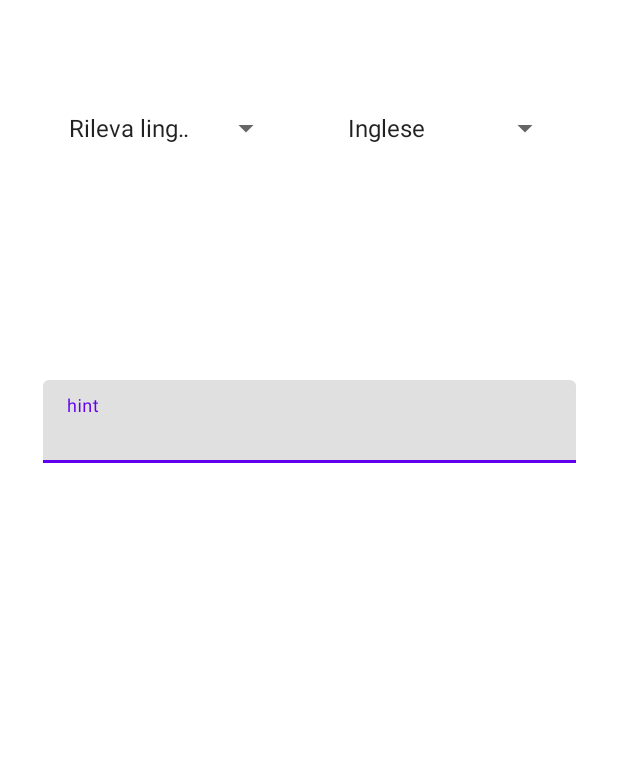
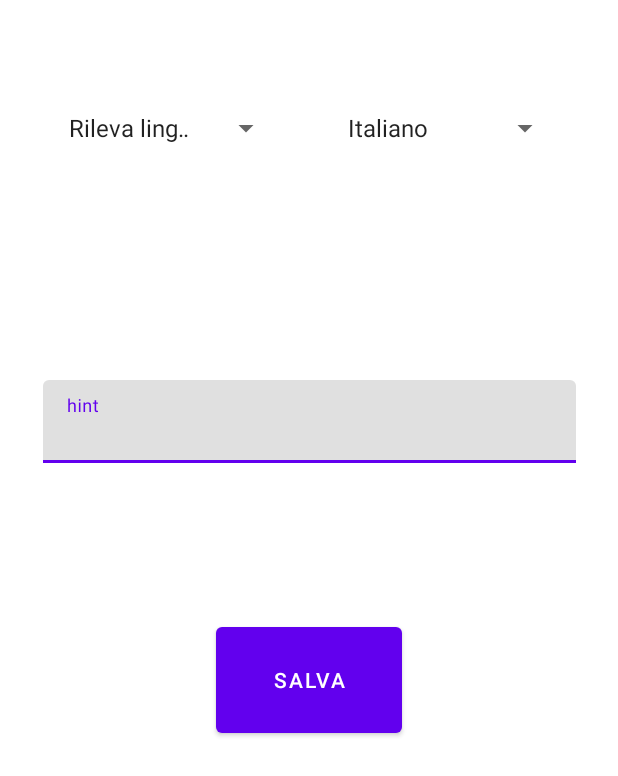
Before and after one commit to MereacreEugen01/Traduttore, an Android app: the Impostazioni screen opened directly, with no data from a screen before it, on a phone screen of 412 x 824 dp. Shown: the top 776 px of the screen. Run offline under Robolectric (Android 15) with nearby library versions, the phone set to English and light mode, and no system bars; network calls fail.

Commit message:
Inserimento logica delle impostazioni

```diff
--- a/app/src/main/java/com/example/traduttore/Impostazioni.java
+++ b/app/src/main/java/com/example/traduttore/Impostazioni.java
@@ -2,7 +2,14 @@ package com.example.traduttore;
 
 import androidx.appcompat.app.AppCompatActivity;
 
+import android.content.SharedPreferences;
 import android.os.Bundle;
+import android.util.Log;
+import android.view.View;
+import android.widget.EditText;
+import android.widget.Spinner;
+
+import java.net.MalformedURLException;
 
 public class Impostazioni extends AppCompatActivity {
 
@@ -10,5 +17,27 @@ public class Impostazioni extends AppCompatActivity {
     protected void onCreate(Bundle savedInstanceState) {
         super.onCreate(savedInstanceState);
         setContentView(R.layout.activity_impostazioni);
+
+        SharedPreferences s = getSharedPreferences("settings", MODE_PRIVATE);
+        int a = s.getInt("source", 0);
+        int b = s.getInt("target", 1);
+        String c = s.getString("key", null);
+
+        ((Spinner)findViewById(R.id.linguaPartenza)).setSelection(a);
+        ((Spinner)findViewById(R.id.linguaArrivo)).setSelection(b);
+        ((EditText)findViewById(R.id.key)).setText(c);
+
+
+
+    }
+    public void onClickSave(View arg0) {
+        int source = ((Spinner)findViewById(R.id.linguaPartenza)).getSelectedItemPosition();
+        int target = ((Spinner)findViewById(R.id.linguaArrivo)).getSelectedItemPosition();
+        String key = ((EditText)findViewById(R.id.key)).getText().toString();
+        SharedPreferences.Editor e = getSharedPreferences("settings", MODE_PRIVATE).edit();
+        e.putInt("source", source);
+        e.putInt("target", target);
+        e.putString("key", key);
+        e.commit();
     }
 }
--- a/app/src/main/res/layout/activity_impostazioni.xml
+++ b/app/src/main/res/layout/activity_impostazioni.xml
@@ -49,6 +49,20 @@
         app:layout_constraintGuide_percent="0.50" />
 
     <androidx.constraintlayout.widget.Guideline
+        android:id="@+id/guideline11"
+        android:layout_width="wrap_content"
+        android:layout_height="wrap_content"
+        android:orientation="vertical"
+        app:layout_constraintGuide_percent="0.65" />
+
+    <androidx.constraintlayout.widget.Guideline
+        android:id="@+id/guideline8"
+        android:layout_width="wrap_content"
+        android:layout_height="wrap_content"
+        android:orientation="vertical"
+        app:layout_constraintGuide_percent="0.35" />
+
+    <androidx.constraintlayout.widget.Guideline
         android:id="@+id/guideline2"
         android:layout_width="wrap_content"
         android:layout_height="wrap_content"
@@ -77,6 +91,13 @@
         app:layout_constraintGuide_percent="0.50" />
 
     <androidx.constraintlayout.widget.Guideline
+        android:id="@+id/guideline12"
+        android:layout_width="wrap_content"
+        android:layout_height="wrap_content"
+        android:orientation="horizontal"
+        app:layout_constraintGuide_percent="0.6" />
+
+    <androidx.constraintlayout.widget.Guideline
         android:id="@+id/guideline9"
         android:layout_width="wrap_content"
         android:layout_height="wrap_content"
@@ -99,11 +120,23 @@
         app:layout_constraintTop_toTopOf="@+id/guideline2">
 
         <com.google.android.material.textfield.TextInputEditText
+            android:id="@+id/key"
             android:layout_width="match_parent"
             android:layout_height="wrap_content"
+            android:hint="hint"
             app:boxStrokeWidth="0dp"
-            app:boxStrokeWidthFocused="0dp"
-            android:hint="hint" />
+            app:boxStrokeWidthFocused="0dp" />
     </com.google.android.material.textfield.TextInputLayout>
 
+    <Button
+        android:id="@+id/buttonsave"
+        android:layout_width="0dp"
+        android:layout_height="0dp"
+        android:onClick="onClickSave"
+        android:text="Salva"
+        app:layout_constraintBottom_toTopOf="@+id/guideline12"
+        app:layout_constraintEnd_toStartOf="@+id/guideline11"
+        app:layout_constraintStart_toStartOf="@+id/guideline8"
+        app:layout_constraintTop_toTopOf="@+id/guideline7" />
+
 </androidx.constraintlayout.widget.ConstraintLayout>
```
